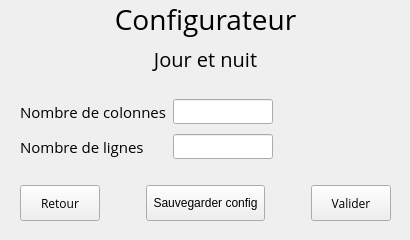
First picture: the form in Code/AutoCell/configdayandnightautomatonwindow.ui, repository Nawhal/AutoCell, before the edit.
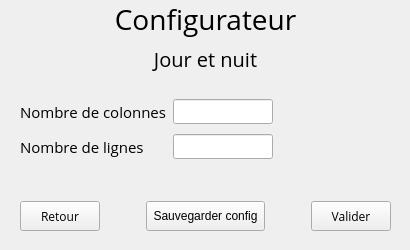
Second picture: the form after the edit.

Diff of the .ui file:
```diff
--- a/Code/AutoCell/configdayandnightautomatonwindow.ui
+++ b/Code/AutoCell/configdayandnightautomatonwindow.ui
@@ -7,7 +7,7 @@
     <x>0</x>
     <y>0</y>
     <width>410</width>
-    <height>240</height>
+    <height>250</height>
    </rect>
   </property>
   <property name="sizePolicy">
@@ -19,13 +19,13 @@
   <property name="minimumSize">
    <size>
     <width>410</width>
-    <height>240</height>
+    <height>250</height>
    </size>
   </property>
   <property name="maximumSize">
    <size>
     <width>410</width>
-    <height>240</height>
+    <height>250</height>
    </size>
   </property>
   <property name="windowTitle">
@@ -37,7 +37,7 @@
      <x>0</x>
      <y>0</y>
      <width>411</width>
-     <height>241</height>
+     <height>251</height>
     </rect>
    </property>
    <layout class="QVBoxLayout" name="verticalLayout">
@@ -206,10 +206,16 @@
           <verstretch>0</verstretch>
          </sizepolicy>
         </property>
+        <property name="minimumSize">
+         <size>
+          <width>0</width>
+          <height>30</height>
+         </size>
+        </property>
         <property name="maximumSize">
          <size>
           <width>100</width>
-          <height>100</height>
+          <height>30</height>
          </size>
         </property>
         <property name="font">
@@ -237,10 +243,16 @@
           <verstretch>0</verstretch>
          </sizepolicy>
         </property>
+        <property name="minimumSize">
+         <size>
+          <width>0</width>
+          <height>30</height>
+         </size>
+        </property>
         <property name="maximumSize">
          <size>
           <width>150</width>
-          <height>100</height>
+          <height>30</height>
          </size>
         </property>
         <property name="font">
@@ -261,10 +273,16 @@
           <verstretch>0</verstretch>
          </sizepolicy>
         </property>
+        <property name="minimumSize">
+         <size>
+          <width>0</width>
+          <height>30</height>
+         </size>
+        </property>
         <property name="maximumSize">
          <size>
           <width>100</width>
-          <height>100</height>
+          <height>30</height>
          </size>
         </property>
         <property name="font">
```
Left out of the diff: 58 changed lines with no effect on the pictures.
